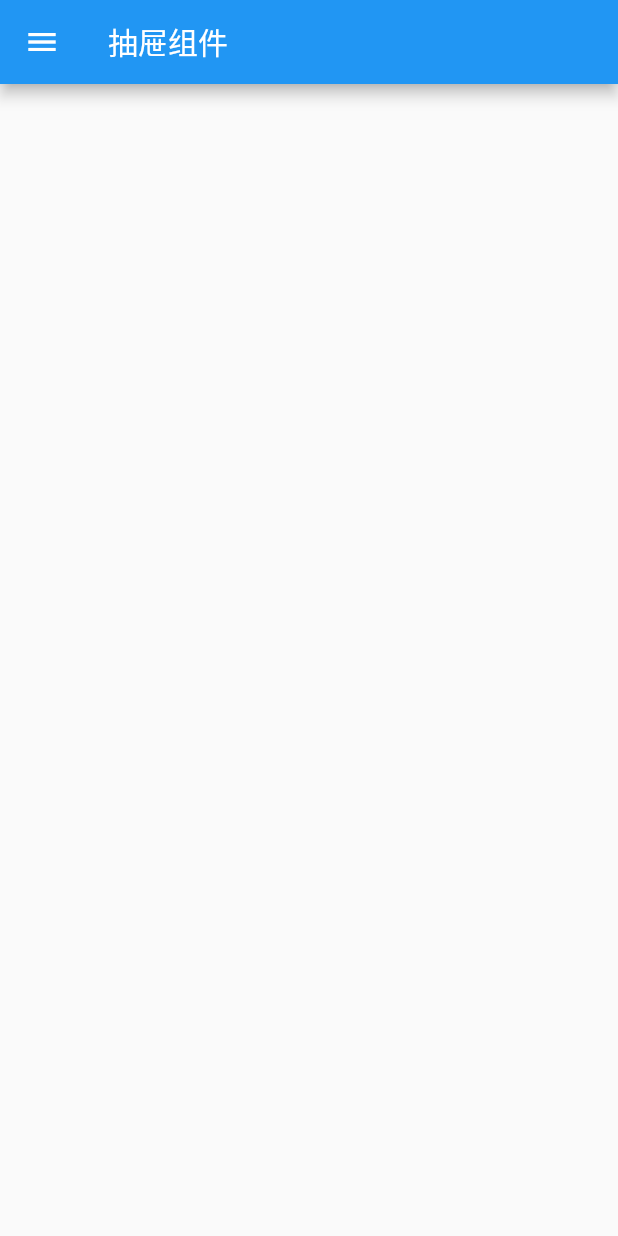
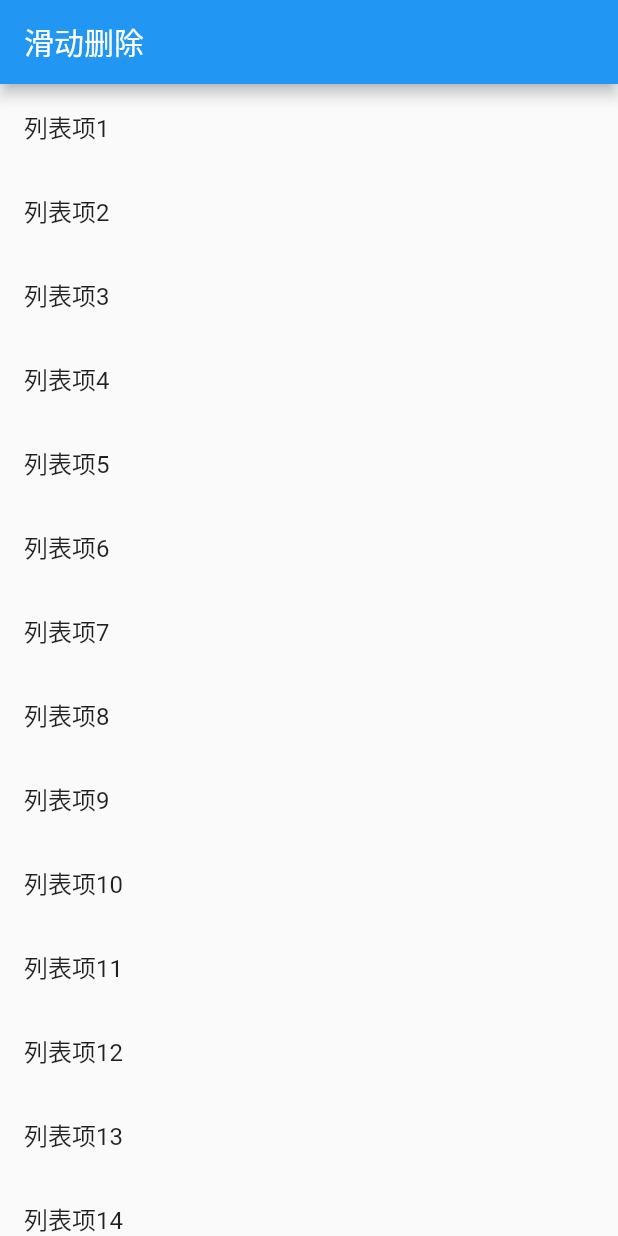
Before and after one commit to whylisa/flutterTrip, a Flutter app: the screen it shows after launch, on a phone screen of 412 x 824 dp. Run offline on Flutter 3.47's test engine with Material 2 defaults, Android fonts, the phone set to English and light mode, and no system bars; our stand-ins replace flutter_swiper; missing offline and left inert: flutter_webview_plugin.

Commit message:
滑动删除

```diff
--- /dev/null
+++ b/lib/demoBooks/dismissible.dart
@@ -0,0 +1,33 @@
+import 'package:flutter/material.dart';
+
+class Dismissiblesss extends StatelessWidget {
+  List<String> items = List<String>.generate(30, (i){
+    return "列表项${ i+ 1}";
+  } );
+  @override
+  Widget build(BuildContext context) {
+    return Scaffold(
+      appBar: AppBar(
+        title: Text('滑动删除'),
+      ),
+      body: ListView.builder(
+          itemCount: items.length,
+          itemBuilder: (context, index) {
+            final item= items[index];
+            return Dismissible(
+              key: Key(item),
+              onDismissed: (direction){
+                items.removeAt(index);
+                Scaffold.of(context).showSnackBar(
+                  SnackBar(content: Text("$item被删除了"),)
+                );
+              },
+              child: ListTile(
+                title: Text('$item'),
+              ),
+            );
+          }
+      ),
+    );
+  }
+}
--- a/lib/main.dart
+++ b/lib/main.dart
@@ -4,6 +4,7 @@ import 'package:flutter/material.dart';
 import 'package:trip/demoBooks/tabBar.dart';
 import 'package:trip/navigator/tab_navigator.dart';
 
+import 'demoBooks/dismissible.dart';
 import 'demoBooks/drawer.dart';
  void main() => runApp(MyApp());
 
@@ -15,7 +16,7 @@ class MyApp extends StatelessWidget {
         theme: ThemeData(
           primarySwatch: Colors.blue,
         ),
-        home: Drawers(),
+        home: Dismissiblesss(),
       );
   }
 
```
